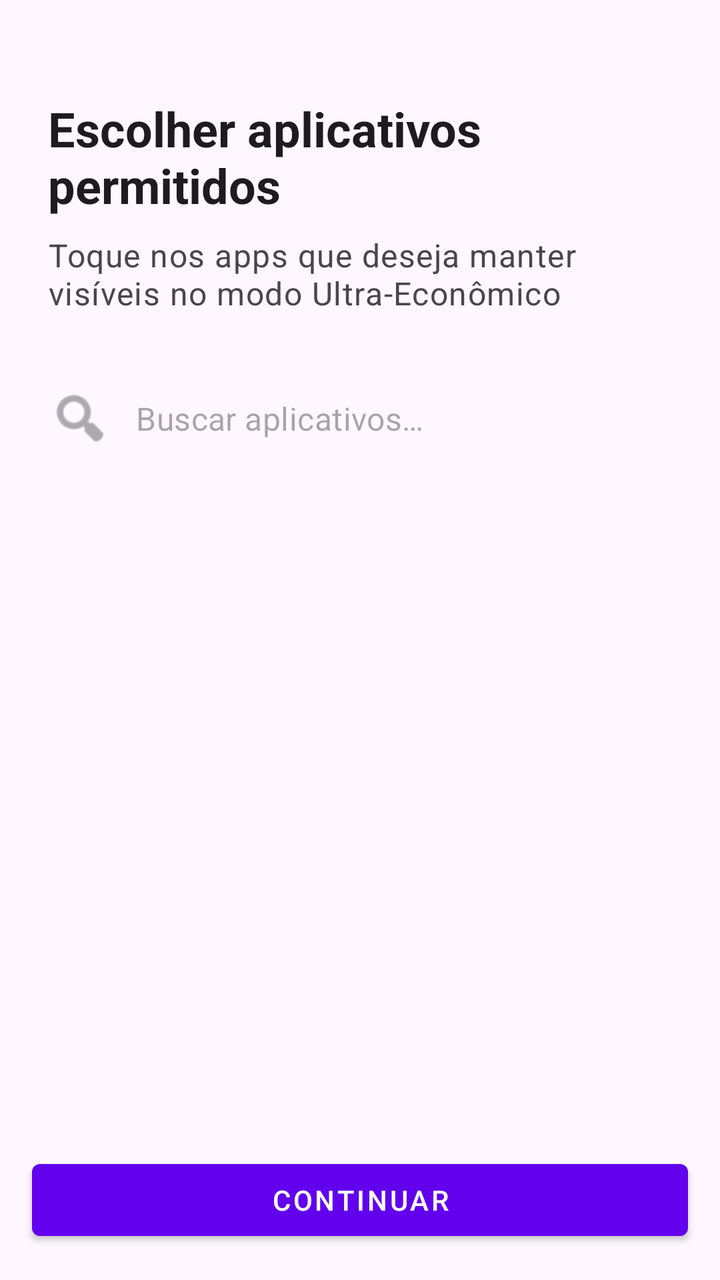
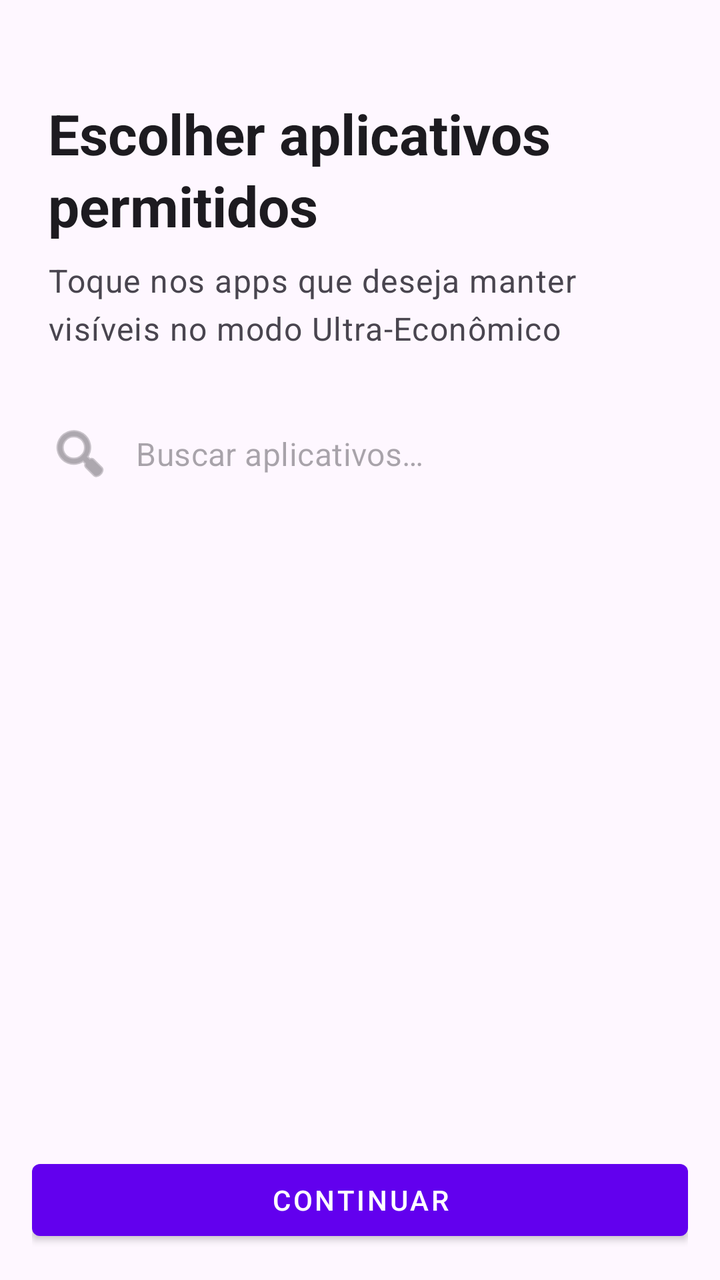

The first picture is an Android layout as it rendered before a commit; the second is the same layout after the commit. The layout source and the unified diff follow.
<!-- AndroidManifest.xml: application theme Theme.GerenciamentoDeEnergia -->
<!-- res/layout/activity_app_chooser.xml -->
<?xml version="1.0" encoding="utf-8"?>
<LinearLayout xmlns:android="http://schemas.android.com/apk/res/android"
    xmlns:app="http://schemas.android.com/apk/res-auto"
    android:layout_width="match_parent"
    android:layout_height="match_parent"
    android:orientation="vertical"
    android:fitsSystemWindows="true"
    android:background="?android:attr/colorBackground">

    <com.google.android.material.appbar.AppBarLayout
        android:layout_width="match_parent"
        android:layout_height="wrap_content"
        android:background="@android:color/transparent"
        app:elevation="0dp">

        <com.google.android.material.appbar.CollapsingToolbarLayout
            android:layout_width="match_parent"
            android:layout_height="wrap_content"
            app:layout_scrollFlags="scroll|exitUntilCollapsed"
            android:background="@android:color/transparent">

            <LinearLayout
                android:layout_width="match_parent"
                android:layout_height="wrap_content"
                android:orientation="vertical"
                android:paddingStart="24dp"
                android:paddingEnd="24dp"
                android:paddingTop="48dp"
                android:paddingBottom="24dp">

                <TextView
                    android:id="@+id/title_text"
                    android:layout_width="wrap_content"
                    android:layout_height="wrap_content"
                    android:text="@string/choose_apps_title"
                    android:textAppearance="?attr/textAppearanceHeadline5"
                    android:textColor="?android:attr/textColorPrimary"
                    android:textStyle="bold" />

                <TextView
                    android:id="@+id/subtitle_text"
                    android:layout_width="wrap_content"
                    android:layout_height="wrap_content"
                    android:layout_marginTop="8dp"
                    android:text="@string/choose_apps_subtitle"
                    android:textAppearance="?attr/textAppearanceBody1"
                    android:textColor="?android:attr/textColorSecondary" />
            </LinearLayout>

        </com.google.android.material.appbar.CollapsingToolbarLayout>

        <LinearLayout
            android:layout_width="match_parent"
            android:layout_height="wrap_content"
            android:orientation="horizontal"
            android:paddingStart="16dp"
            android:paddingEnd="16dp"
            android:paddingBottom="12dp"
            android:gravity="center_vertical">

            <com.google.android.material.textfield.TextInputLayout
                android:layout_width="match_parent"
                android:layout_height="wrap_content"
                app:boxBackgroundMode="outline"
                app:boxCornerRadiusTopStart="28dp"
                app:boxCornerRadiusTopEnd="28dp"
                app:boxCornerRadiusBottomStart="28dp"
                app:boxCornerRadiusBottomEnd="28dp"
                app:startIconDrawable="@android:drawable/ic_menu_search"
                app:hintEnabled="false"
                style="@style/Widget.MaterialComponents.TextInputLayout.OutlinedBox">

                <EditText
                    android:id="@+id/search_bar"
                    android:layout_width="match_parent"
                    android:layout_height="wrap_content"
                    android:hint="@string/search_hint"
                    android:background="@android:color/transparent"
                    android:inputType="text"
                    android:maxLines="1" />
            </com.google.android.material.textfield.TextInputLayout>

        </LinearLayout>

    </com.google.android.material.appbar.AppBarLayout>

    <FrameLayout
        android:layout_width="match_parent"
        android:layout_height="0dp"
        android:layout_weight="1">

        <androidx.recyclerview.widget.RecyclerView
            android:id="@+id/apps_recycler_view"
            android:layout_width="match_parent"
            android:layout_height="match_parent"
            android:clipToPadding="false"
            android:paddingBottom="16dp"
            app:layout_behavior="@string/appbar_scrolling_view_behavior" />

        <ProgressBar
            android:id="@+id/progress_bar"
            android:layout_width="wrap_content"
            android:layout_height="wrap_content"
            android:layout_gravity="center"
            style="?android:attr/progressBarStyleLarge" />
    </FrameLayout>

    <Button
        android:id="@+id/continue_button"
        android:layout_width="match_parent"
        android:layout_height="wrap_content"
        android:text="Continuar"
        android:layout_margin="16dp"
        style="@style/Widget.MaterialComponents.Button" />

</LinearLayout>
<!-- resources referenced by this layout -->
<resources>
  <string name="choose_apps_subtitle">Toque nos apps que deseja manter visíveis no modo Ultra‑Econômico</string>
  <string name="choose_apps_title">Escolher aplicativos permitidos</string>
  <string name="search_hint">Buscar aplicativos…</string>
  <style name="Theme.GerenciamentoDeEnergia" parent="Theme.Material3.DayNight.NoActionBar">
          <item name="colorPrimary">@color/purple_500</item>
          <item name="colorPrimaryVariant">@color/purple_700</item>
          <item name="colorOnPrimary">@color/white</item>
          <item name="colorSecondary">@color/teal_200</item>
          <item name="colorSecondaryVariant">@color/teal_700</item>
          <item name="colorOnSecondary">@color/black</item>
          <item name="android:statusBarColor">?attr/colorPrimaryVariant</item>
      </style>
  <color name="purple_500">#FF6200EE</color>
  <color name="purple_700">#FF3700B3</color>
  <color name="white">#FFFFFFFF</color>
  <color name="teal_200">#FF03DAC5</color>
  <color name="teal_700">#FF018786</color>
  <color name="black">#FF000000</color>
</resources>

<!-- the commit's change to res/layout/activity_app_chooser.xml (unified diff, before → after) -->
@@ -1,18 +1,20 @@
 <?xml version="1.0" encoding="utf-8"?>
-<LinearLayout xmlns:android="http://schemas.android.com/apk/res/android"
+<androidx.coordinatorlayout.widget.CoordinatorLayout
+    xmlns:android="http://schemas.android.com/apk/res/android"
     xmlns:app="http://schemas.android.com/apk/res-auto"
     android:layout_width="match_parent"
     android:layout_height="match_parent"
-    android:orientation="vertical"
     android:fitsSystemWindows="true"
     android:background="?android:attr/colorBackground">
 
+    
     <com.google.android.material.appbar.AppBarLayout
         android:layout_width="match_parent"
         android:layout_height="wrap_content"
         android:background="@android:color/transparent"
         app:elevation="0dp">
 
+        
         <com.google.android.material.appbar.CollapsingToolbarLayout
             android:layout_width="match_parent"
             android:layout_height="wrap_content"
@@ -33,7 +35,7 @@
                     android:layout_width="wrap_content"
                     android:layout_height="wrap_content"
                     android:text="@string/choose_apps_title"
-                    android:textAppearance="?attr/textAppearanceHeadline5"
+                    android:textAppearance="?attr/textAppearanceHeadlineMedium"
                     android:textColor="?android:attr/textColorPrimary"
                     android:textStyle="bold" />
 
@@ -43,12 +45,13 @@
                     android:layout_height="wrap_content"
                     android:layout_marginTop="8dp"
                     android:text="@string/choose_apps_subtitle"
-                    android:textAppearance="?attr/textAppearanceBody1"
+                    android:textAppearance="?attr/textAppearanceBodyLarge"
                     android:textColor="?android:attr/textColorSecondary" />
             </LinearLayout>
 
         </com.google.android.material.appbar.CollapsingToolbarLayout>
 
+        
         <LinearLayout
             android:layout_width="match_parent"
             android:layout_height="wrap_content"
@@ -84,33 +87,44 @@
 
     </com.google.android.material.appbar.AppBarLayout>
 
+    
     <FrameLayout
         android:layout_width="match_parent"
-        android:layout_height="0dp"
-        android:layout_weight="1">
+        android:layout_height="match_parent"
+        app:layout_behavior="@string/appbar_scrolling_view_behavior">
 
         <androidx.recyclerview.widget.RecyclerView
             android:id="@+id/apps_recycler_view"
             android:layout_width="match_parent"
             android:layout_height="match_parent"
             android:clipToPadding="false"
-            android:paddingBottom="16dp"
-            app:layout_behavior="@string/appbar_scrolling_view_behavior" />
+            android:paddingTop="8dp"
+            android:paddingBottom="100dp" />
 
-        <ProgressBar
-            android:id="@+id/progress_bar"
-            android:layout_width="wrap_content"
-            android:layout_height="wrap_content"
-            android:layout_gravity="center"
-            style="?android:attr/progressBarStyleLarge" />
     </FrameLayout>
 
-    <Button
-        android:id="@+id/continue_button"
+    
+    <FrameLayout
         android:layout_width="match_parent"
         android:layout_height="wrap_content"
-        android:text="Continuar"
-        android:layout_margin="16dp"
-        style="@style/Widget.MaterialComponents.Button" />
+        android:layout_gravity="bottom"
+        android:background="?android:attr/colorBackground"
+        android:padding="16dp">
 
-</LinearLayout>
+        <Button
+            android:id="@+id/continue_button"
+            android:layout_width="match_parent"
+            android:layout_height="wrap_content"
+            android:text="Continuar"
+            style="@style/Widget.MaterialComponents.Button" />
+    </FrameLayout>
+
+    <ProgressBar
+        android:id="@+id/progress_bar"
+        android:layout_width="wrap_content"
+        android:layout_height="wrap_content"
+        android:layout_gravity="center"
+        android:elevation="2dp"
+        style="?android:attr/progressBarStyleLarge" />
+
+</androidx.coordinatorlayout.widget.CoordinatorLayout>
